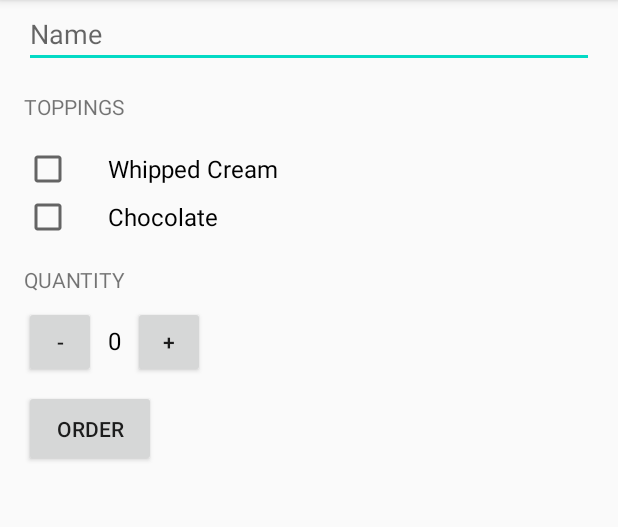
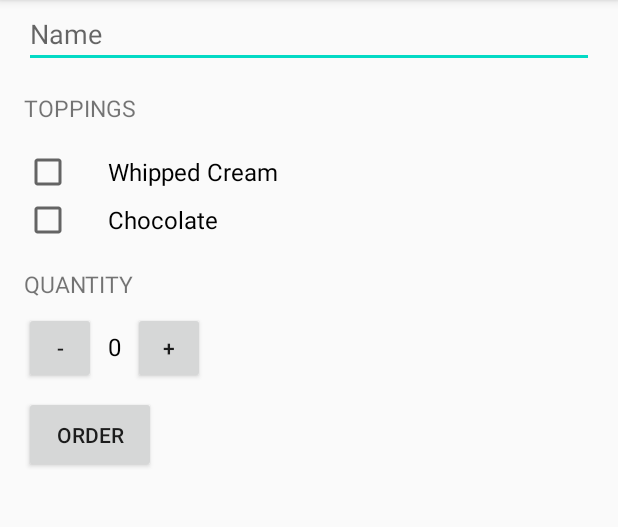
Before and after one commit to wlin3/JustJava, an Android app: the screen it shows after launch (MainActivity), on a phone screen of 412 x 824 dp, the part 84-611 px from its top. Run offline under Robolectric (Android 15) with nearby library versions, the phone set to English and light mode, and no system bars.

Commit message:
Added New Styles

```diff
--- a/app/src/main/res/layout/activity_main.xml
+++ b/app/src/main/res/layout/activity_main.xml
@@ -18,7 +18,8 @@
         android:layout_height="wrap_content"
         android:layout_marginTop="16dp"
         android:layout_marginBottom="16dp"
-        android:text="TOPPINGS" />
+        android:text="TOPPINGS"
+        style="@style/CustomText"/>
     <CheckBox
         android:id="@+id/whipped_cream_checkbox"
         android:layout_width="wrap_content"
@@ -38,7 +39,8 @@
         android:layout_width="wrap_content"
         android:layout_height="wrap_content"
         android:layout_marginTop="16dp"
-        android:text="QUANTITY" />
+        android:text="QUANTITY"
+        style="@style/CustomText"/>
     <LinearLayout
         android:layout_width="match_parent"
         android:layout_height="wrap_content"
```
Also changed, not shown: app/src/main/res/values/styles.xml (+7 -0 lines).
